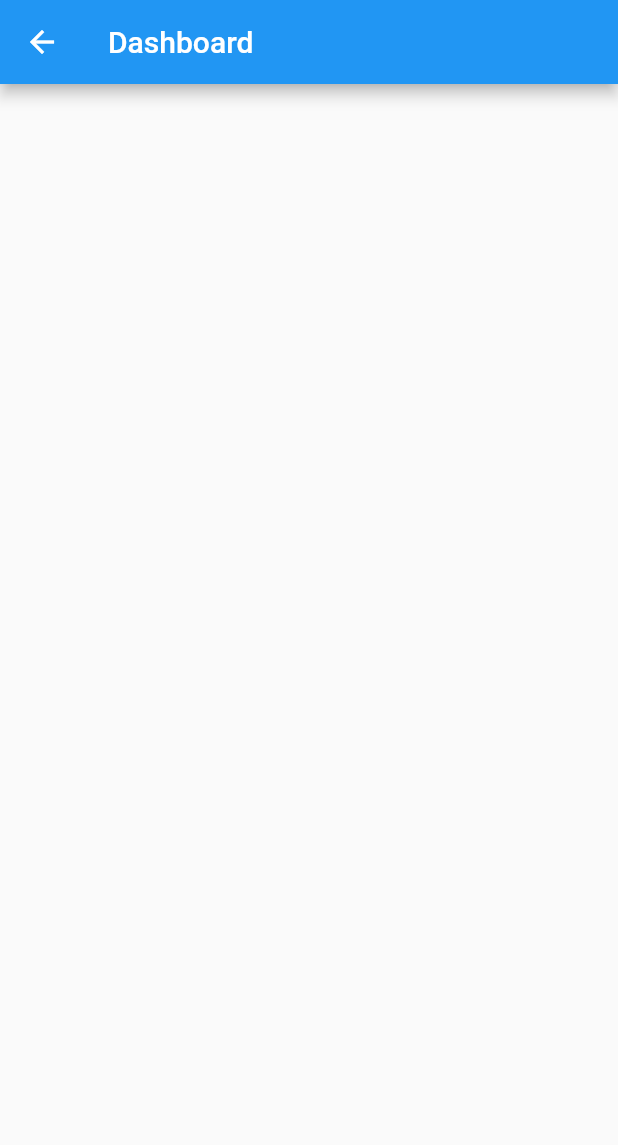
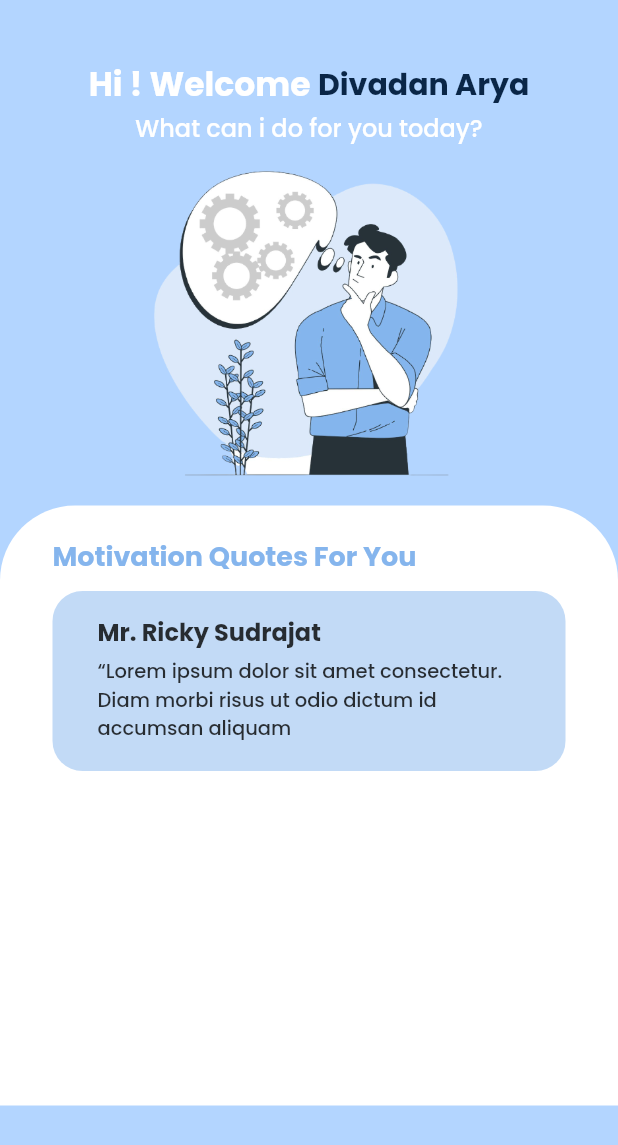
Before and after one commit to sheylaulya/Flutter_Layanan_BK, a Flutter app: the HomePage screen opened directly, on a phone screen of 412 x 824 dp. Shown: the top 1145 px of the screen. Run offline on Flutter 3.47's test engine with Material 2 defaults, Android fonts, the phone set to English and light mode, and no system bars; our stand-ins replace google_fonts, google_nav_bar, shared_preferences; missing offline and left inert: crea_radio_button, searchbar_animation; accounts and stored records are empty.

Commit message:
Add Home Page and Fix Login

```diff
--- a/lib/home.dart
+++ b/lib/home.dart
@@ -1,4 +1,5 @@
 import 'package:flutter/material.dart';
+import 'package:google_fonts/google_fonts.dart';
 import 'package:http/http.dart' as http;
 import 'package:mobile_layanan_bk/login.dart';
 import 'package:shared_preferences/shared_preferences.dart';
@@ -40,16 +41,93 @@ class _HomePageState extends State<HomePage> {
   @override
   Widget build(BuildContext context) {
     return Scaffold(
-      appBar: AppBar(
-        title: const Text("Dashboard"),
-        actions: const [],
-      ),
+      backgroundColor: Color(0xffB3D5FF),
       body: SingleChildScrollView(
-        child: Container(
-          padding: const EdgeInsets.all(10.0),
-          child: Column(
-            children: const [],
-          ),
+        child: Column(
+          mainAxisAlignment: MainAxisAlignment.end,
+          children: [
+            SizedBox(height: 40,),
+            Row(
+              mainAxisAlignment: MainAxisAlignment.center,
+              children: [
+                Text(
+                  'Hi ! Welcome',
+                  style: GoogleFonts.poppins(
+                      textStyle: TextStyle(
+                          fontSize: 22,
+                          fontWeight: FontWeight.w700,
+                          color: Colors.white)),
+                ),
+                SizedBox(
+                  width: 5,
+                ),
+                Text(
+                  'Divadan Arya',
+                  style: GoogleFonts.poppins(
+                      textStyle: TextStyle(
+                          fontSize: 20,
+                          fontWeight: FontWeight.w700,
+                          color: Color(0xff0A2647))),
+                )
+              ],
+            ),
+            Text('What can i do for you today?',
+                style: GoogleFonts.poppins(
+                    textStyle: TextStyle(
+                        fontSize: 16,
+                        fontWeight: FontWeight.w500,
+                        color: Colors.white))),
+                        SizedBox(height: 10,),
+            Image(image: AssetImage('assets/img/home.png'), width: 220,),
+            SizedBox(height: 10,),
+            Container(
+              padding: EdgeInsets.only(top: 20, left: 35, right: 35),
+              width: double.infinity,
+              height: 400,
+              decoration: BoxDecoration(
+                  color: Colors.white,
+                  borderRadius: BorderRadius.only(
+                      topLeft: Radius.circular(50),
+                      topRight: Radius.circular(50))),
+                      child: Column(
+                        crossAxisAlignment: CrossAxisAlignment.start,
+                        children: [
+                          Text('Motivation Quotes For You', style: GoogleFonts.poppins(
+                    textStyle: TextStyle(
+                        fontSize: 18,
+                        fontWeight: FontWeight.w700,
+                        color: Color(0xff85B5ED)))),
+                        SizedBox(height: 10,),
+                        Container(
+                          padding: EdgeInsets.only(top: 15, left: 30, right: 30),
+                          width: 400,
+
+                          height: 120,
+                        decoration: BoxDecoration(
+                          color: Color(0xff85B5ED).withOpacity(0.5), borderRadius: BorderRadius.circular(20)
+                        ),
+                        child: Column(
+                          crossAxisAlignment: CrossAxisAlignment.start,
+                          children: [
+                            Text('Mr. Ricky Sudrajat',style: GoogleFonts.poppins(
+                    textStyle: TextStyle(
+                        fontSize: 16,
+                        fontWeight: FontWeight.w700,
+                        color: Colors.black.withOpacity(0.8)))),
+                        SizedBox(height: 5,),
+                         Text('“Lorem ipsum dolor sit amet consectetur. Diam morbi risus ut odio dictum id accumsan aliquam   ',style: GoogleFonts.poppins(
+                    textStyle: TextStyle(
+                        fontSize: 13,
+                        fontWeight: FontWeight.w500,
+                        color: Colors.black.withOpacity(0.8)))),
+                          ],
+                        ),
+                        )
+                        ],
+                      ),
+            ),
+
+          ],
         ),
       ),
     );
--- a/lib/main.dart
+++ b/lib/main.dart
@@ -1,5 +1,6 @@
 import 'package:flutter/material.dart';
 import 'package:mobile_layanan_bk/history.dart';
+import 'package:mobile_layanan_bk/home.dart';
 import 'package:mobile_layanan_bk/login.dart';
 import 'package:mobile_layanan_bk/onboardConseling.dart';
 import 'package:mobile_layanan_bk/onboardSocial.dart';
--- a/pubspec.yaml
+++ b/pubspec.yaml
@@ -71,6 +71,7 @@ flutter:
     - assets/img/OBSocial.jpg
     - assets/img/profile.png
     - assets/img/editprofile.png
+    - assets/img/home.png
   #   - images/a_dot_ham.jpeg
 
   # An image asset can refer to one or more resolution-specific "variants", see
```
Also changed, not shown: lib/login.dart (+47 -5 lines), assets/img/home.png (added).
